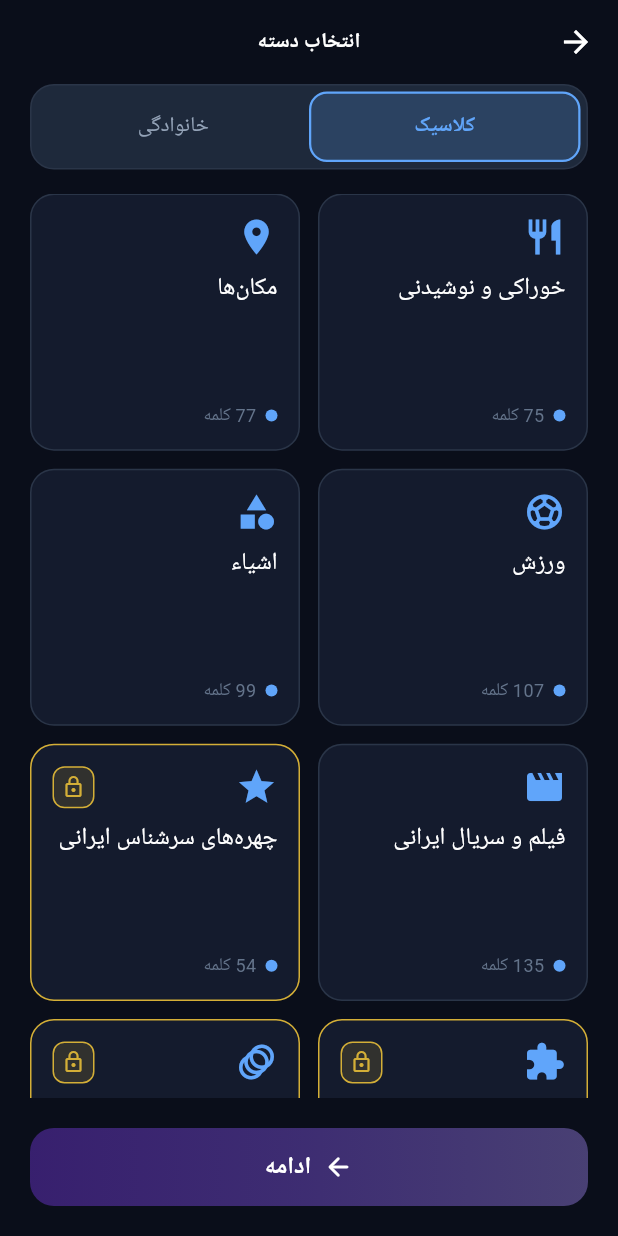
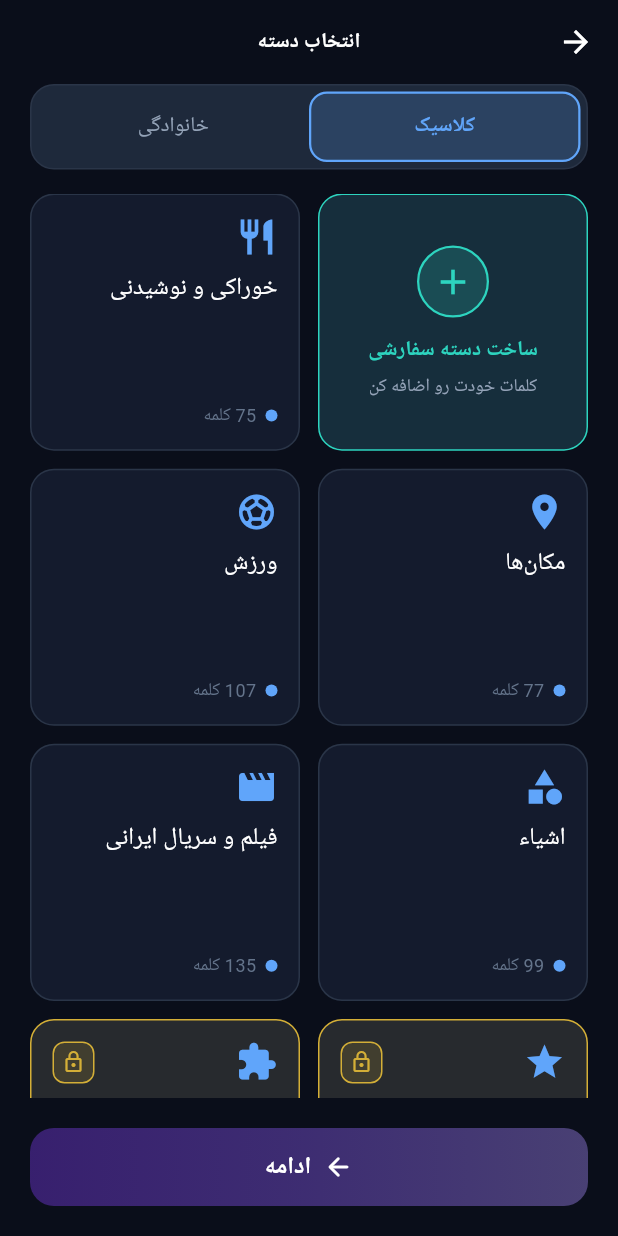
Before and after one commit to haamedranjbar/spy_game, a Flutter app: the screen it shows after launch, after a tap on "شروع بازی", on a phone screen of 412 x 824 dp. Run offline on Flutter 3.47's test engine with Material 3 defaults, Android fonts, the phone set to English and light mode, and no system bars; our stand-ins replace easy_localization, flutter_riverpod, go_router, google_fonts, isar_community, logger and 2 more; accounts and stored records are empty; generated files the repository leaves out were written again; Roboto replaces fonts that are missing (Vazirmatn).

Commit message:
Update translations in Arabic, English, and Persian to reflect changes in minimum word requirements and add new game prompts. Enhance UI components for category creation and word reveal, including improved handling of custom categories and game start logic. Refactor HoldConfirmButton for better animation control and user feedback during interactions.

```diff
--- a/lib/core/constants/app_colors.dart
+++ b/lib/core/constants/app_colors.dart
@@ -17,6 +17,10 @@ abstract final class AppColors {
   static const Color accentClassic = Color(0xFF60A5FA);
   static const Color accentFamily = Color(0xFFEC4899);
   static const Color accentPremium = Color(0xFFD4AF37);
+
+  /// پس‌زمینه ملایم دسته‌های قفل‌دار — لایه طلایی شفاف روی سطح تیره
+  static Color premiumLockedBackground([Color base = surface]) =>
+      Color.lerp(base, accentPremium, 0.1)!;
   /// ساخت دسته سفارشی — متمایز از طلایی قفل پریمیوم
   static const Color accentCustomCategory = Color(0xFF2DD4BF);
   static const Color accentDanger = Color(0xFFEF4444);
--- a/lib/core/constants/game_config.dart
+++ b/lib/core/constants/game_config.dart
@@ -31,7 +31,7 @@ abstract final class GameConfig {
   static const int freeCategoryCount = 4;
 
   // حداقل کلمات برای دسته سفارشی
-  static const int minCustomCategoryWords = 3;
+  static const int minCustomCategoryWords = 2;
 
   // نسخه بسته کلمات seed — با هر آپدیت محتوا افزایش یابد
   static const int wordSeedVersion = 1;
--- a/lib/presentation/screens/categories/categories_screen.dart
+++ b/lib/presentation/screens/categories/categories_screen.dart
@@ -172,11 +172,12 @@ class _CategoryGrid extends StatelessWidget {
             ),
             delegate: SliverChildBuilderDelegate(
               (context, index) {
-                if (index == categories.length) {
+                // باکس ساخت دسته سفارشی همیشه اولین آیتم grid
+                if (index == 0) {
                   return CreateCustomCard(onTap: onCreateCustom);
                 }
 
-                final category = categories[index];
+                final category = categories[index - 1];
                 return CategoryCard(
                   name: localizedCategoryName(
                     category,
--- a/lib/presentation/screens/custom_category/custom_category_provider.dart
+++ b/lib/presentation/screens/custom_category/custom_category_provider.dart
@@ -24,7 +24,7 @@ class CustomCategoryState {
   const CustomCategoryState({
     this.name = '',
     this.type = CategoryType.classic,
-    this.words = const ['', '', ''],
+    this.words = const ['', ''],
     this.isSaving = false,
     this.selectedCategoryId,
     this.savedCategories = const [],
--- a/lib/presentation/widgets/category_card.dart
+++ b/lib/presentation/widgets/category_card.dart
@@ -29,39 +29,34 @@ class CategoryCard extends StatelessWidget {
   final Color accentColor;
   final IconData? icon;
 
-  static const Color _customAccent = AppColors.accentCustomCategory;
-
   @override
   Widget build(BuildContext context) {
-    final effectiveAccent =
-        isCustom ? _customAccent : accentColor;
-
-    // قفل طلایی اولویت دارد؛ دسته شخصی فیروزه‌ای
-    final borderColor = isPremium && !isUnlockedByAd
-        ? AppColors.accentPremium
-        : (isCustom ? _customAccent : null);
-
-    final backgroundColor = isCustom
-        ? Color.lerp(AppColors.surface, _customAccent, 0.1)
-        : null;
+    final isLockedPremium = isPremium && !isUnlockedByAd;
 
     return AppCard(
       onTap: onTap,
       isSelected: isSelected,
-      selectedGlowColor: effectiveAccent,
-      borderColor: borderColor,
-      backgroundColor: backgroundColor,
+      selectedGlowColor: accentColor,
+      borderColor: isLockedPremium ? AppColors.accentPremium : null,
+      backgroundColor:
+          isLockedPremium ? AppColors.premiumLockedBackground() : null,
       padding: const EdgeInsets.all(14),
       child: Column(
         crossAxisAlignment: CrossAxisAlignment.start,
         children: [
-          if (icon != null || isPremium) ...[
-            // آیکن دسته و badge قفل در دو طرف — بدون هم‌پوشانی در RTL/LTR
+          if (isCustom || icon != null || isPremium) ...[
             Row(
               crossAxisAlignment: CrossAxisAlignment.center,
               children: [
-                if (icon != null)
-                  Icon(icon, color: effectiveAccent, size: 28),
+                // دسته سفارشی: فقط آیکن نشانگر — بقیه ظاهر مثل دسته‌های عادی
+                if (isCustom)
+                  const Icon(
+                    Icons.folder_special_outlined,
+                    color: AppColors.accentCustomCategory,
+                    size: 22,
+                  )
+                else if (icon != null)
+                  Icon(icon, color: accentColor, size: 28),
                 const Spacer(),
                 if (isPremium)
                   ProBadge(showPlayIcon: isUnlockedByAd, compact: true),
@@ -82,7 +77,7 @@ class CategoryCard extends StatelessWidget {
                 width: 8,
                 height: 8,
                 decoration: BoxDecoration(
-                  color: effectiveAccent,
+                  color: accentColor,
                   shape: BoxShape.circle,
                 ),
               ),
```
Also changed, not shown: assets/translations/ar.json (+6 -2 lines), assets/translations/en.json (+6 -2 lines), assets/translations/fa.json (+6 -2 lines), lib/presentation/screens/word_reveal/word_reveal_screen.dart (+23 -10 lines), lib/presentation/widgets/hold_confirm_button.dart (+95 -61 lines), lib/presentation/widgets/role_card.dart (+148 -73 lines).
